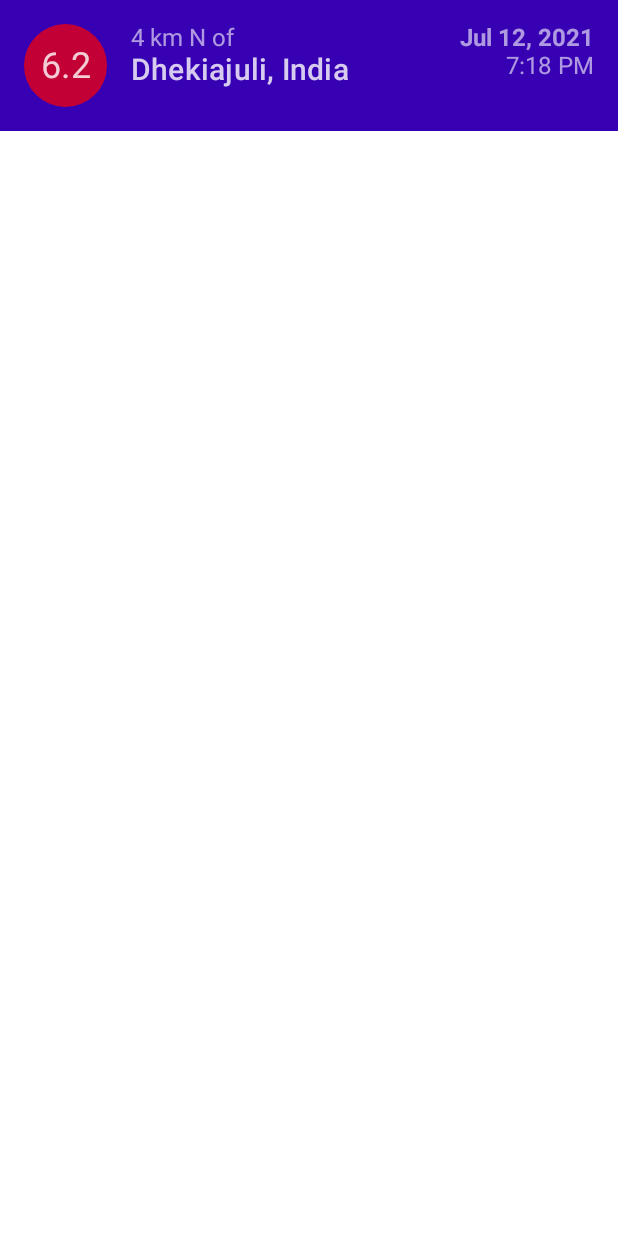
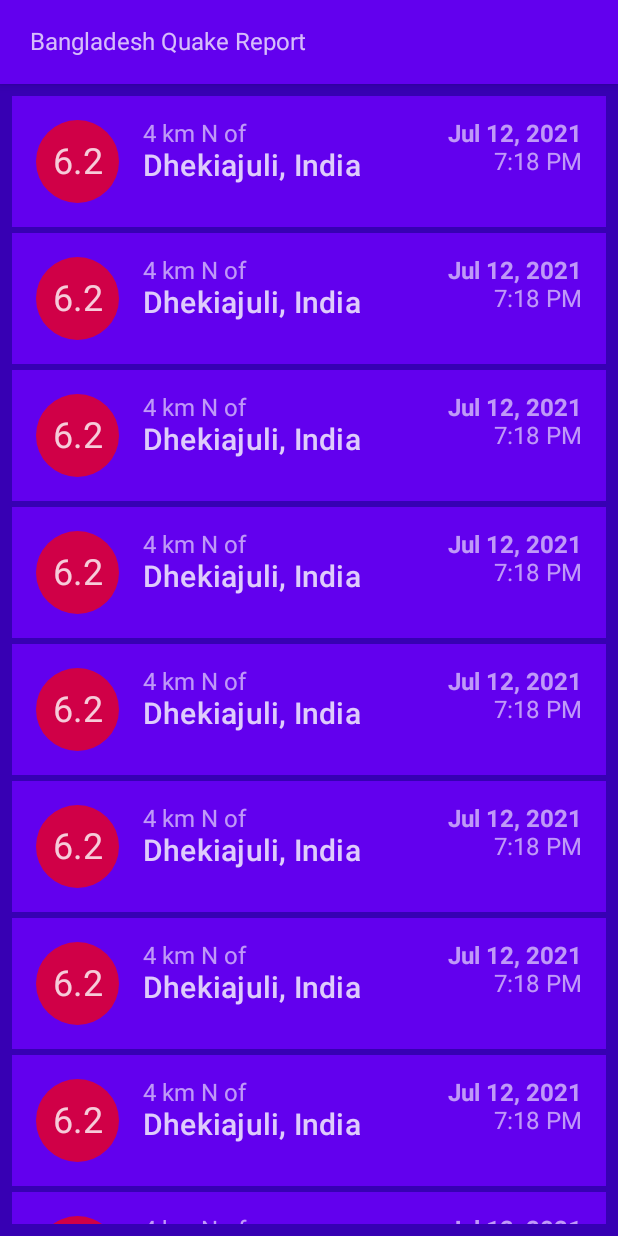
Before and after one commit to rawhasan/compose-exercise-offline-caching, an Android app built with Jetpack Compose: the screen it shows after launch (MainActivity), on a phone screen of 412 x 824 dp. Run offline under Robolectric (Android 15) with nearby library versions, the phone set to English and light mode, and no system bars.

Commit message:
dummy layout

```diff
--- a/app/src/main/java/com/example/offlinecaching/MainActivity.kt
+++ b/app/src/main/java/com/example/offlinecaching/MainActivity.kt
@@ -1,14 +1,17 @@
 package com.example.offlinecaching
 
+import android.icu.text.CaseMap
 import android.os.Bundle
 import androidx.activity.ComponentActivity
 import androidx.activity.compose.setContent
 import androidx.compose.foundation.background
 import androidx.compose.foundation.layout.*
+import androidx.compose.foundation.lazy.LazyColumn
 import androidx.compose.foundation.shape.CircleShape
 import androidx.compose.material.MaterialTheme
 import androidx.compose.material.Surface
 import androidx.compose.material.Text
+import androidx.compose.material.TopAppBar
 import androidx.compose.runtime.Composable
 import androidx.compose.ui.Alignment
 import androidx.compose.ui.Modifier
@@ -24,7 +27,7 @@ class MainActivity : ComponentActivity() {
         super.onCreate(savedInstanceState)
         setContent {
             OfflineCachingTheme {
-                Surface(color = MaterialTheme.colors.background) {
+                Surface(color = MaterialTheme.colors.primaryVariant) {
                     OfflineCachingApp()
                 }
             }
@@ -34,14 +37,26 @@ class MainActivity : ComponentActivity() {
 
 @Composable
 fun OfflineCachingApp() {
-    QuakeItemLayout()
+    Column() {
+        TopAppBar {
+            Text(text = "Bangladesh Quake Report", modifier = Modifier.padding(horizontal = 16.dp))
+        }
+        LazyColumn(
+            modifier = Modifier.padding(8.dp),
+            verticalArrangement = Arrangement.spacedBy(4.dp)
+        ) {
+            items(10) {
+                QuakeItemLayout()
+            }
+        }
+    }
 }
 
 @Composable
 fun QuakeItemLayout() {
     Row(
         modifier = Modifier
-            .background(MaterialTheme.colors.primaryVariant)
+            .background(MaterialTheme.colors.primary)
             .padding(16.dp)
             .fillMaxWidth()
     ) {
```
